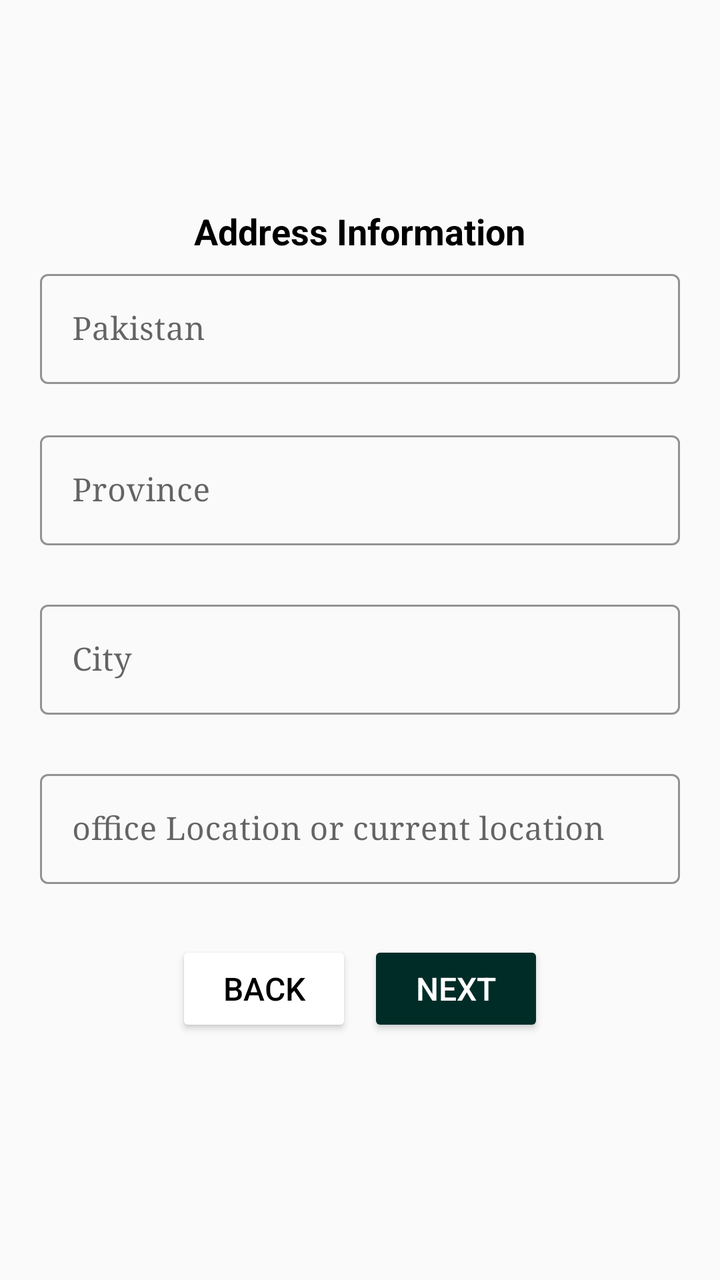
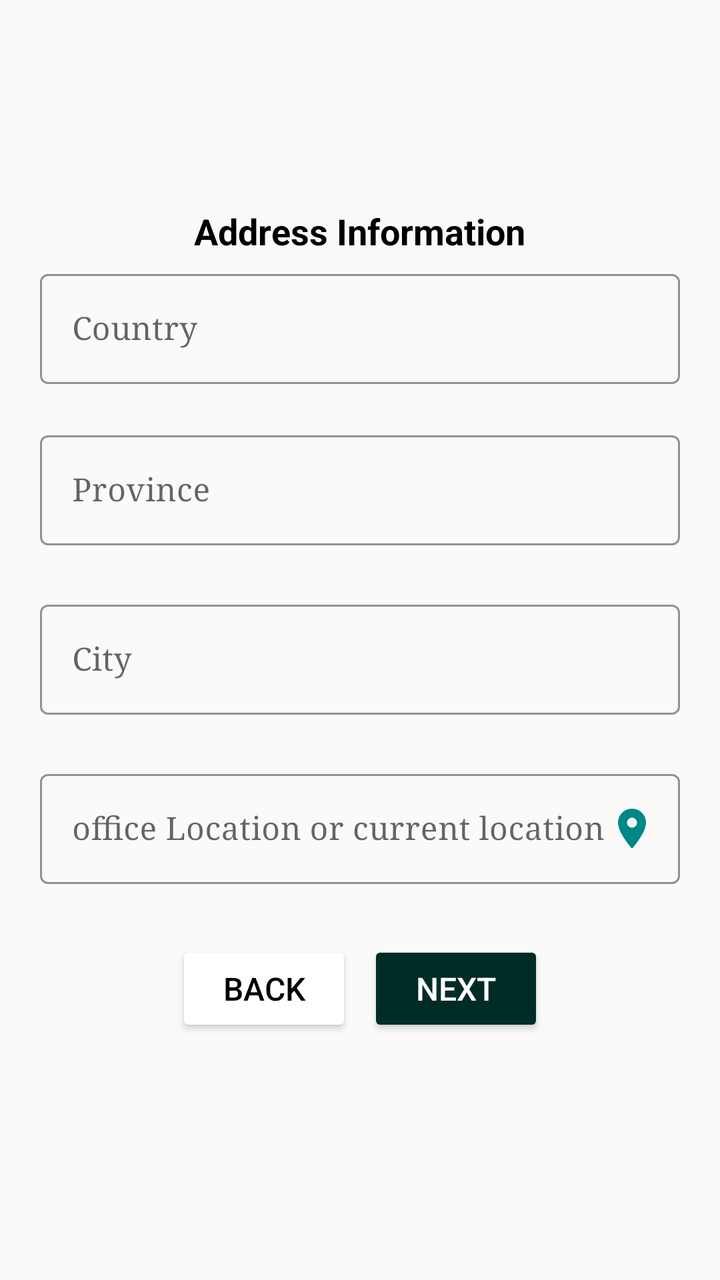

The first picture is an Android layout as it rendered before a commit; the second is the same layout after the commit. The layout source and the unified diff follow.
<!-- AndroidManifest.xml: application theme Theme.LawAdvat -->
<!-- res/layout/fragment_second.xml -->
<?xml version="1.0" encoding="utf-8"?>
<androidx.appcompat.widget.LinearLayoutCompat xmlns:android="http://schemas.android.com/apk/res/android"
    xmlns:tools="http://schemas.android.com/tools"
    android:layout_width="match_parent"
    android:layout_height="match_parent"
    xmlns:app="http://schemas.android.com/apk/res-auto"
    tools:context=".ui.become.SecondFragment">
    <ScrollView
        android:layout_width="match_parent"
        android:layout_height="match_parent">
    <LinearLayout
        android:layout_width="match_parent"
        android:layout_height="wrap_content"
        android:layout_margin="10dp"
        android:elevation="5dp"
        android:layout_gravity="center"
        android:orientation="vertical"
        android:padding="10dp"
        tools:ignore="MissingConstraints">

    <TextView
        android:layout_width="wrap_content"
        android:layout_height="wrap_content"
        android:layout_gravity="center"
        android:text="Address Information"
        android:textColor="@color/black"
        android:textSize="18sp"
        android:textStyle="bold" />

    <com.google.android.material.textfield.TextInputLayout
        android:id="@+id/layout_country"
        android:layout_width="match_parent"
        android:layout_height="match_parent"
        android:layout_marginTop="04dp"
        app:errorEnabled="true"
        style="@style/Widget.MaterialComponents.TextInputLayout.OutlinedBox"
        app:hintTextColor="@color/teal_700"
        app:boxStrokeColor="@color/teal_700"
        tools:ignore="UnusedAttribute">

        <com.google.android.material.textfield.TextInputEditText
            android:id="@+id/item_country"
            android:layout_width="match_parent"
            android:layout_height="wrap_content"
            android:hint="Pakistan"
            android:inputType="text"
            tools:ignore="HardcodedText" />
    </com.google.android.material.textfield.TextInputLayout>

    <com.google.android.material.textfield.TextInputLayout
        android:id="@+id/layout_province"
        android:layout_width="match_parent"
        android:layout_height="match_parent"
        app:errorEnabled="true"
        style="@style/Widget.MaterialComponents.TextInputLayout.OutlinedBox"
        app:hintTextColor="@color/teal_700"
        app:boxStrokeColor="@color/teal_700"
        tools:ignore="UnusedAttribute">

        <com.google.android.material.textfield.TextInputEditText
            android:id="@+id/item_province"
            android:layout_width="match_parent"
            android:layout_height="wrap_content"
            android:hint="Province"
            android:inputType="text" />
    </com.google.android.material.textfield.TextInputLayout>

    <com.google.android.material.textfield.TextInputLayout
        android:id="@+id/layout_city"
        android:layout_width="match_parent"
        android:layout_height="match_parent"
        android:layout_marginTop="04dp"
        app:errorEnabled="true"
        style="@style/Widget.MaterialComponents.TextInputLayout.OutlinedBox"
        app:hintTextColor="@color/teal_700"
        app:boxStrokeColor="@color/teal_700"
        tools:ignore="UnusedAttribute">

        <com.google.android.material.textfield.TextInputEditText
            android:id="@+id/item_city"
            android:layout_width="match_parent"
            android:layout_height="wrap_content"
            android:hint="City"
            android:inputType="text" />
    </com.google.android.material.textfield.TextInputLayout>
        <com.google.android.material.textfield.TextInputLayout
            android:id="@+id/layout_location"
            android:layout_width="match_parent"
            android:layout_height="match_parent"
            android:layout_marginTop="04dp"
            app:errorEnabled="true"
            app:endIconCheckable="true"
            app:endIconDrawable="@drawable/baseline_location_on_24"
            app:endIconTint="@color/black"
            style="@style/Widget.MaterialComponents.TextInputLayout.OutlinedBox"
            app:hintTextColor="@color/teal_700"
            app:boxStrokeColor="@color/teal_700"
            tools:ignore="UnusedAttribute">

            <com.google.android.material.textfield.TextInputEditText
                android:id="@+id/item_location"
                android:layout_width="match_parent"
                android:layout_height="wrap_content"
                android:hint="office Location or current location"
                android:inputType="text" />
        </com.google.android.material.textfield.TextInputLayout>
        <LinearLayout
            android:layout_width="wrap_content"
            android:layout_height="wrap_content"
            android:layout_gravity="center"
            android:padding="08dp"
            android:orientation="horizontal">

            <Button
                android:id="@+id/back_btn"
                android:layout_width="wrap_content"
                android:layout_height="wrap_content"
                android:layout_marginEnd="04dp"
                android:layout_marginBottom="10dp"
                android:backgroundTint="@color/white"
                android:shadowColor="@color/black"
                android:text="Back"
                android:textColor="@color/black" />
            <Button
                android:id="@+id/save_btn"
                android:layout_marginStart="04dp"
                android:layout_width="wrap_content"
                android:layout_height="wrap_content"
                android:layout_marginBottom="10dp"
                android:backgroundTint="#002C28"
                android:text="Next"
                android:textColor="@color/white"
                />
        </LinearLayout>
    </LinearLayout>
    </ScrollView>


</androidx.appcompat.widget.LinearLayoutCompat>
<!-- resources referenced by this layout -->
<resources>
  <color name="black">#FF000000</color>
  <color name="teal_700">#FF018786</color>
  <color name="white">#FFFFFFFF</color>
  <!-- drawable baseline_location_on_24 (drawable) -->
  <vector android:height="24dp" android:tint="#000000"
      android:viewportHeight="24" android:viewportWidth="24"
      android:width="24dp" xmlns:android="http://schemas.android.com/apk/res/android">
      <path android:fillColor="@android:color/white" android:pathData="M12,2C8.13,2 5,5.13 5,9c0,5.25 7,13 7,13s7,-7.75 7,-13c0,-3.87 -3.13,-7 -7,-7zM12,11.5c-1.38,0 -2.5,-1.12 -2.5,-2.5s1.12,-2.5 2.5,-2.5 2.5,1.12 2.5,2.5 -1.12,2.5 -2.5,2.5z"/>
  </vector>
  <style name="Theme.LawAdvat" parent="Theme.MaterialComponents.DayNight.DarkActionBar.Bridge">
          
          <item name="colorPrimary">@color/white</item>
          <item name="colorPrimaryVariant">#FFFFFF</item>
          <item name="colorOnPrimary">#009688</item>
          
          <item name="colorSecondary">@color/teal_200</item>
          <item name="colorSecondaryVariant">@color/teal_700</item>
          <item name="colorOnSecondary">#FFFFFF</item>
          
          <item name="android:statusBarColor">#FFFFFF</item>
          
          <item name="titleTextColor">@color/black</item>
          <item name="fontFamily">serif</item>
          <item name="android:textSize">16sp</item>
      </style>
  <color name="teal_200">#FF03DAC5</color>
</resources>

<!-- the commit's change to res/layout/fragment_second.xml (unified diff, before → after) -->
@@ -42,7 +42,7 @@
             android:id="@+id/item_country"
             android:layout_width="match_parent"
             android:layout_height="wrap_content"
-            android:hint="Pakistan"
+            android:hint="Country"
             android:inputType="text"
             tools:ignore="HardcodedText" />
     </com.google.android.material.textfield.TextInputLayout>
@@ -90,8 +90,9 @@
             android:layout_marginTop="04dp"
             app:errorEnabled="true"
             app:endIconCheckable="true"
+            app:endIconMode="custom"
             app:endIconDrawable="@drawable/baseline_location_on_24"
-            app:endIconTint="@color/black"
+            app:endIconTint="@color/teal_700"
             style="@style/Widget.MaterialComponents.TextInputLayout.OutlinedBox"
             app:hintTextColor="@color/teal_700"
             app:boxStrokeColor="@color/teal_700"
